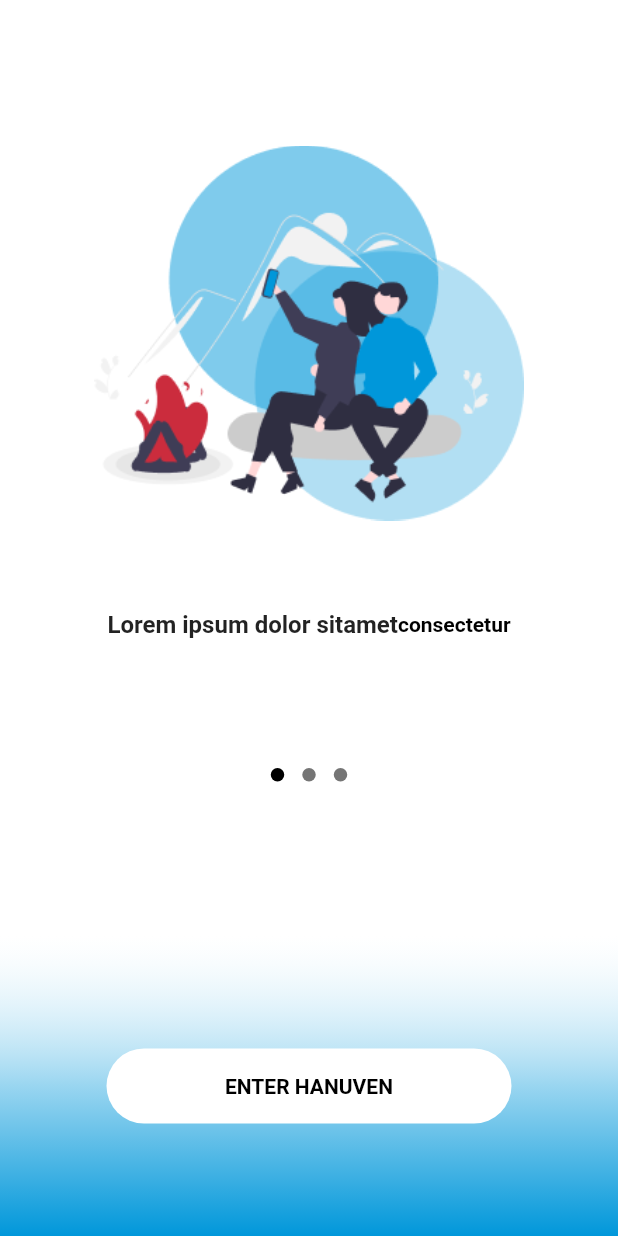
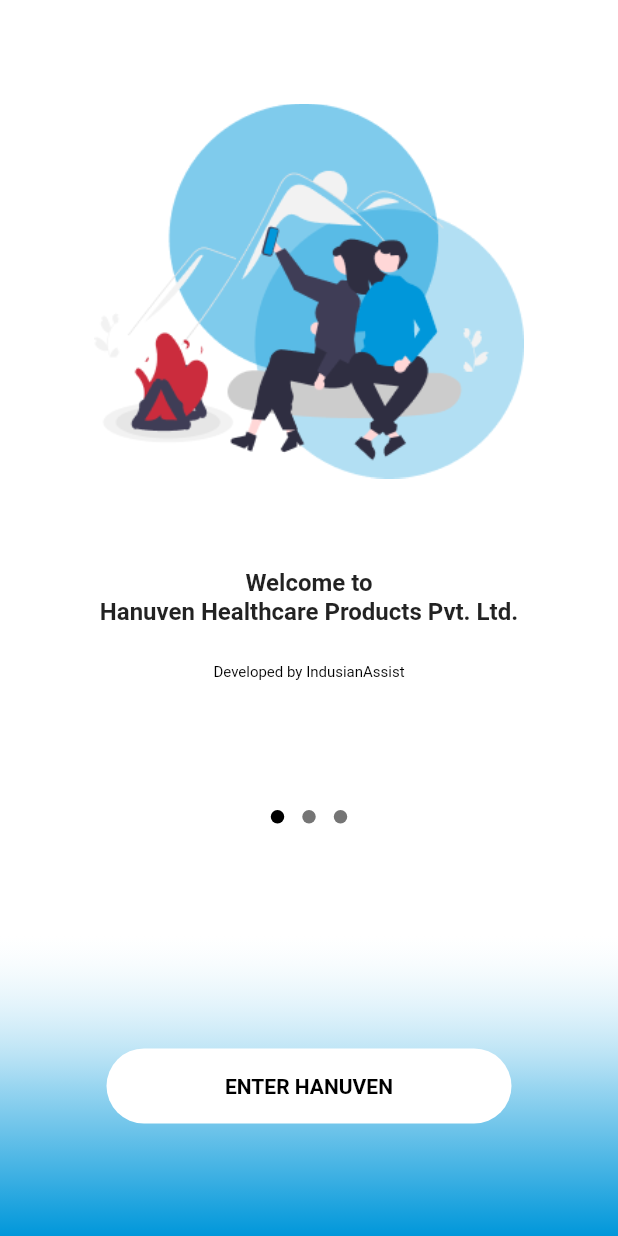
Before and after one commit to Indusian-Assist/hanuven, a Flutter app: the screen it shows after launch, on a phone screen of 412 x 824 dp. Run offline on Flutter 3.47's test engine with Material 2 defaults, Android fonts, the phone set to English and light mode, and no system bars; drawn by our look-alikes of carousel_slider, dots_indicator; our stand-ins replace google_fonts, lottie, qr_flutter; missing offline and left inert: mobile_scanner; project files that could hold a hidden picture were left out.

Commit message:
carousel text updated

```diff
--- a/lib/Screens/GuidScreen/Components/carousel_slider.dart
+++ b/lib/Screens/GuidScreen/Components/carousel_slider.dart
@@ -13,16 +13,14 @@ class Carousel extends StatefulWidget {
 }
 
 class _CarouselState extends State<Carousel> {
-
   int _currentIndex = 0;
-  List<String> _images = [    kGuid1Url,    kGuid2Url,    kGuid3Url,  ];
+  List<String> _images = [kGuid1Url, kGuid2Url, kGuid3Url];
 
   @override
   Widget build(BuildContext context) {
     return Column(
       mainAxisAlignment: MainAxisAlignment.center,
       children: [
-
         CarouselSlider(
           items: _images.map((image) {
             return Container(
@@ -40,7 +38,7 @@ class _CarouselState extends State<Carousel> {
             initialPage: 0,
             enlargeCenterPage: true,
             autoPlay: true,
-            autoPlayInterval: Duration(seconds: 3),
+            autoPlayInterval: Duration(seconds: 1),
             autoPlayAnimationDuration: Duration(milliseconds: 800),
             autoPlayCurve: Curves.easeInOut,
             onPageChanged: (index, reason) {
@@ -54,8 +52,6 @@ class _CarouselState extends State<Carousel> {
           height: 60,
         ),
         CarouselText(currentIndex: _currentIndex),
-
-
         SizedBox(
           height: 80,
         ),
@@ -67,7 +63,6 @@ class _CarouselState extends State<Carousel> {
             activeColor: kTextColor,
           ),
         )
-
       ],
     );
   }
--- a/lib/Screens/GuidScreen/Components/carousel_text.dart
+++ b/lib/Screens/GuidScreen/Components/carousel_text.dart
@@ -1,32 +1,43 @@
 import 'package:flutter/material.dart';
 import 'package:hanuven/utils/constants/text_styles.dart';
-
 
 // ignore: must_be_immutable
 class CarouselText extends StatelessWidget {
   int currentIndex;
   CarouselText({Key? key, required this.currentIndex}) : super(key: key);
 
-
-  List<String> _messages = [    "Lorem ipsum dolor sitamet",    "Lorem ipsum dolor sitamet",    "Lorem ipsum dolor sitamet",  ];
-  List<String> _messages2 = ["consectetur", "consectetur", "consectetur"];
+  List<String> _messages = [
+    "Welcome to \nHanuven Healthcare Products Pvt. Ltd.",
+    "Products that have been\n thoroughly tested and verified.",
+    "Scan the product\n to see whether it is genuine..",
+  ];
+  List<String> _messages2 = [
+    "Developed by IndusianAssist",
+    "Developed by IndusianAssist",
+    "Developed by IndusianAssist"
+  ];
 
   @override
   Widget build(BuildContext context) {
     return Row(
       mainAxisAlignment: MainAxisAlignment.center,
       children: [
-        Text(
-          _messages[currentIndex],
-          style: TextStyle(
-            fontSize: 16,
-            fontWeight: FontWeight.bold,
+        Expanded(
+          child: Column(
+            children: [
+              Text(
+                textAlign: TextAlign.center,
+                _messages[currentIndex],
+                style: k16DefaultTextStyle,
+              ),
+              SizedBox(height: 25),
+              Text(
+                _messages2[currentIndex],
+                style: k10DefaultTextStyle,
+              ),
+            ],
           ),
         ),
-        Text(
-          _messages2[currentIndex],
-          style: kDefaultBoldTextStyle
-          ),
       ],
     );
   }
--- a/lib/Screens/GuidScreen/Components/welcome_body.dart
+++ b/lib/Screens/GuidScreen/Components/welcome_body.dart
@@ -13,7 +13,9 @@ class WelcomeBody extends StatefulWidget {
 class _BodyState extends State<WelcomeBody> {
   @override
   Widget build(BuildContext context) {
-    return Column(children: [
+    return Column(
+      mainAxisAlignment: MainAxisAlignment.center,
+      children: [
       Expanded(flex: 1, child: Carousel()),
       Stack(
         children: <Widget>[
--- a/lib/utils/constants/text_styles.dart
+++ b/lib/utils/constants/text_styles.dart
@@ -3,9 +3,17 @@ import 'package:flutter/material.dart';
 import 'color.dart';
 
 //--------------------S T Y L E S--------------------
-
+// ------------------S I Z E 10------------------
 // This is the default text style of the application
-const TextStyle kDefaultTextStyle = TextStyle(
+const TextStyle k10DefaultTextStyle = TextStyle(
+  fontSize: 10,
+  fontWeight: FontWeight.normal,
+  fontStyle: FontStyle.normal,
+  color: kTextColor,
+);
+// ------------------S I Z E 14------------------
+// This is the default text style of the application
+const TextStyle k14DefaultTextStyle = TextStyle(
   fontSize: 14,
   fontWeight: FontWeight.normal,
   fontStyle: FontStyle.normal,
@@ -155,3 +163,11 @@ TextStyle kDefaultBoldItalicUnderlineLineThroughTextStyle = TextStyle(
     TextDecoration.lineThrough,
   ]),
 );
+
+
+// ------------------S I Z E 16------------------
+// This is the default text style of the application
+const TextStyle k16DefaultTextStyle = TextStyle(
+                  fontSize: 16,
+                  fontWeight: FontWeight.bold,
+                );
```
